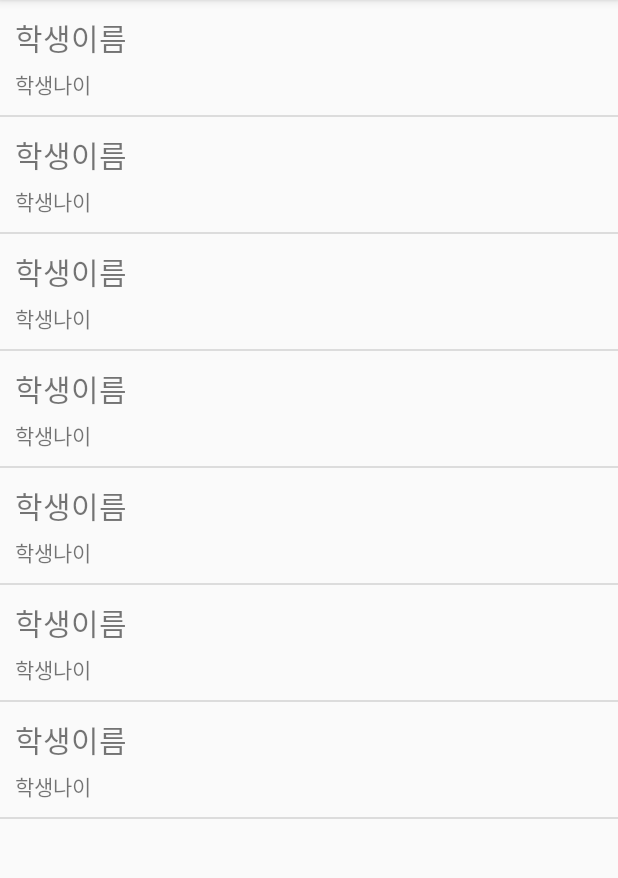
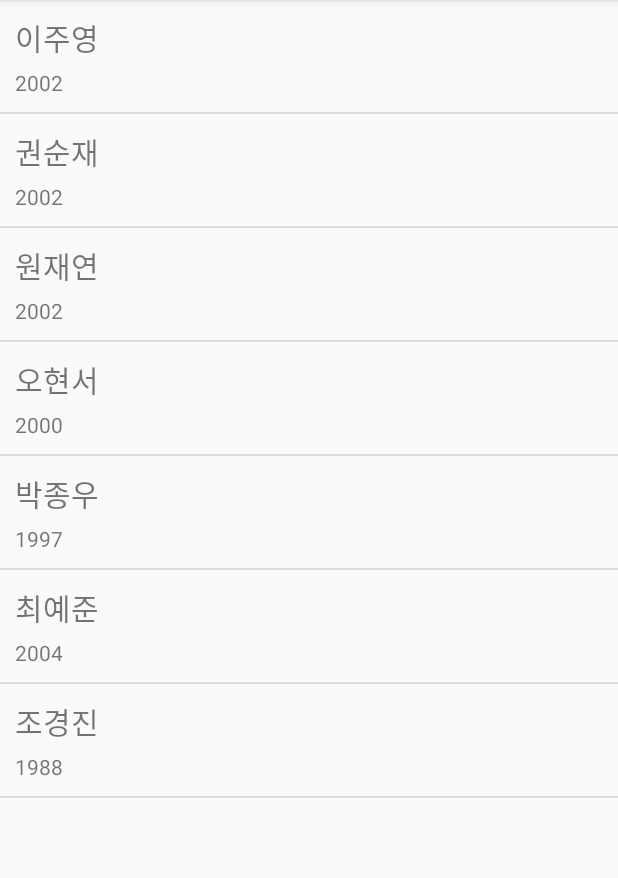
Before and after one commit to jwpark97114/ListView_20200628, an Android app: the screen it shows after launch (MainActivity), on a phone screen of 412 x 824 dp, the part 84-962 px from its top. Run offline under Robolectric (Android 15) with nearby library versions, the phone set to English and light mode, and no system bars.

Commit message:
학생의 이름과 생년을 실제로 출력해 주었다.

```diff
--- a/app/src/main/java/kr/co/namu/listview_20200628/adapters/StudentAdapter.kt
+++ b/app/src/main/java/kr/co/namu/listview_20200628/adapters/StudentAdapter.kt
@@ -5,6 +5,7 @@ import android.view.LayoutInflater
 import android.view.View
 import android.view.ViewGroup
 import android.widget.ArrayAdapter
+import android.widget.TextView
 import kr.co.namu.listview_20200628.R
 import kr.co.namu.listview_20200628.datas.Student
 
@@ -28,6 +29,19 @@ class StudentAdapter(val mContext:Context, val resId:Int, val mList:ArrayList<St
 //    row에는 절대 null이 있을 리가 없다고 말하며 대입
     val row = tempRow!!
 
+//    row -> student_list_item.xml안에서 어댑터kt파일로 뷰를 가져오자
+    val nameTxt = row.findViewById<TextView>(R.id.nameTxt)
+    val ageTxt = row.findViewById<TextView>(R.id.ageTxt)
+
+
+//    실제 상황에 맞는(= position(17번째 줄)에 들어있는 값에 맞는) 데이터를 출력
+//    목록 중 위치에 맞는 데이터를 뽑아서 변수에 저장
+    val studentData = mList[position]
+
+//    뽑은 데이터를 텍스트뷰에 반영
+    nameTxt.text = studentData.name
+    ageTxt.text = studentData.birthYear.toString()
+
     return row
     }
 }
--- a/app/src/main/res/layout/student_list_item.xml
+++ b/app/src/main/res/layout/student_list_item.xml
@@ -11,11 +11,13 @@
         android:padding="10dp">
 
         <TextView
+            android:id="@+id/nameTxt"
             android:layout_width="wrap_content"
             android:layout_height="wrap_content"
             android:text="학생이름"
             android:textSize="20sp"/>
         <TextView
+            android:id="@+id/ageTxt"
             android:layout_width="wrap_content"
             android:layout_height="wrap_content"
             android:text="학생나이"
```
